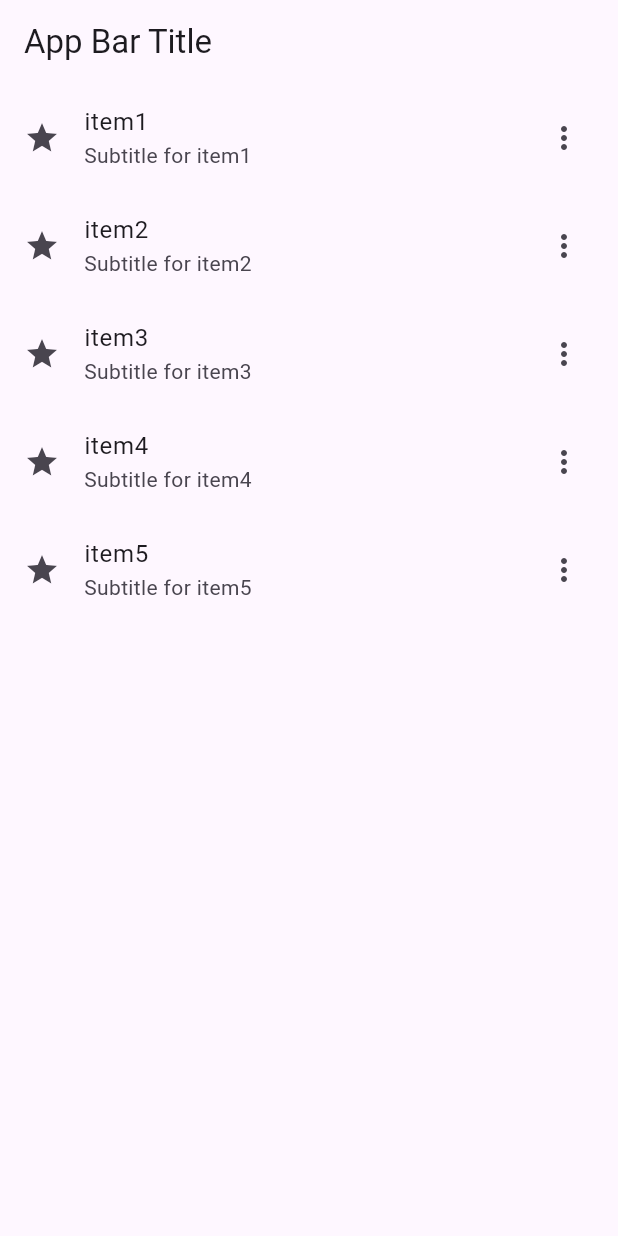
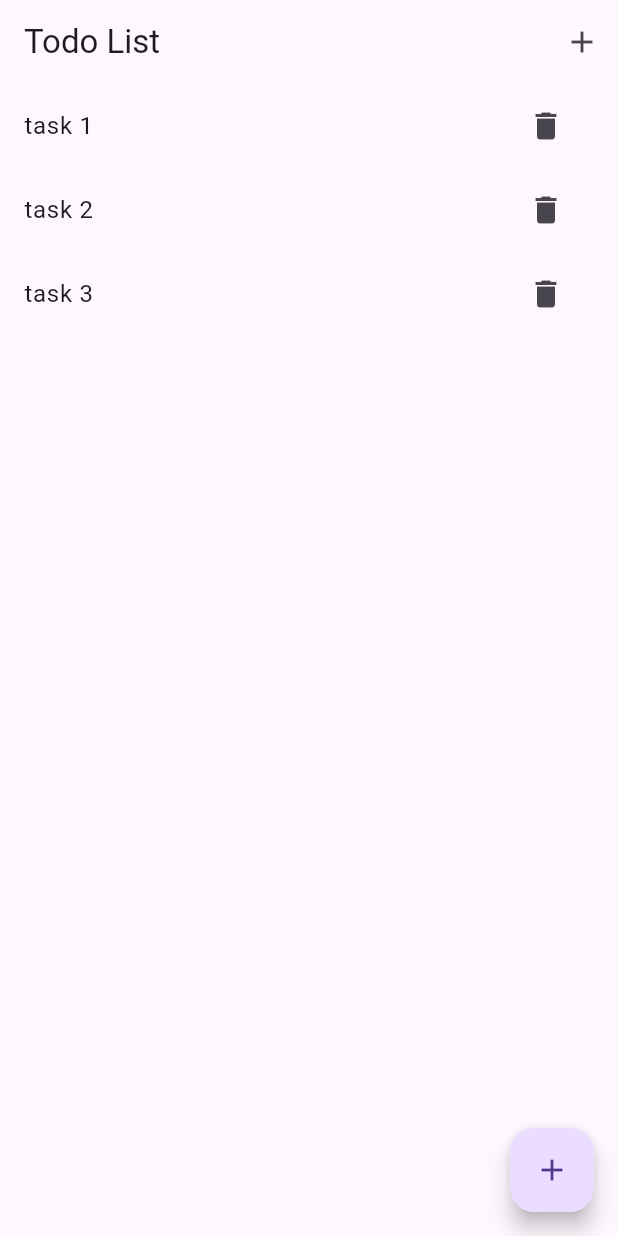
Before and after one commit to joshwaoti/flutter-practice, a Flutter app: the screen it shows after launch, on a phone screen of 412 x 824 dp. Run offline on Flutter 3.47's test engine with Material 3 defaults, Android fonts, the phone set to English and light mode, and no system bars.

Commit message:
functioning to do app

```diff
--- a/lib/main.dart
+++ b/lib/main.dart
@@ -1,32 +1,92 @@
 import 'package:flutter/material.dart';
 
-void main() => runApp(MyApp());
+void main() => runApp(MaterialApp(home: MyHomePage()));
 
-class MyApp extends StatelessWidget {
+class MyHomePage extends StatefulWidget {
+  @override
+  _MyHomePageState createState() => _MyHomePageState();
+}
+
+class _MyHomePageState extends State<MyHomePage> {
+  List<String> _todos = ['task 1', 'task 2', 'task 3'];
+
+  void _addTodo() {
+    showDialog(
+        context: context,
+        builder: (BuildContext context) {
+          String newTodo = '';
+
+          return AlertDialog(
+            title: Text('Add Todo'),
+            content: TextField(
+              onChanged: (value) {
+                newTodo = value;
+              },
+              decoration: InputDecoration(hintText: 'Enter todo'),
+            ),
+            actions: <Widget>[
+              TextButton(
+                child: Text('Cancel'),
+                onPressed: () {
+                  Navigator.of(context).pop();
+                },
+              ),
+              TextButton(
+                child: Text('Add'),
+                onPressed: () {
+                  setState(() {
+                    _todos.add(newTodo);
+                  });
+                  Navigator.of(context).pop();
+                },
+              ),
+            ],
+          );
+        });
+  }
+
   @override
   Widget build(BuildContext context) {
-    final items = ['item1', 'item2', 'item3', 'item4', 'item5'];
-
-    return MaterialApp(
-        title: 'Good app',
-        theme: ThemeData(
-          primarySwatch: Colors.blue,
-        ),
-        home: Scaffold(
-          appBar: AppBar(title: Text('App Bar Title')),
-          body: ListView.builder(
-              itemCount: items.length,
-              itemBuilder: (context, index) {
-                final item = items[index];
-                return ListTile(
-                    title: Text(item),
-                    subtitle: Text('Subtitle for $item'),
-                    leading: Icon(Icons.star),
-                    trailing: Icon(Icons.more_vert),
-                    onTap: () {
-                      print('You just taped on $item');
-                    });
-              }),
-        ));
+    return Scaffold(
+      appBar: AppBar(
+        title: Text('Todo List'),
+        actions: <Widget>[
+          IconButton(
+            icon: Icon(Icons.add),
+            onPressed: _addTodo,
+          ),
+        ],
+      ),
+      body: ListView.builder(
+        itemCount: _todos.length,
+        itemBuilder: (context, index) {
+          return ListTile(
+            title: Text(
+              _todos[index],
+              style: TextStyle(
+                  decoration: _todos[index].startsWith('-')
+                      ? TextDecoration.lineThrough
+                      : null),
+            ),
+            trailing: IconButton(
+              icon: Icon(Icons.delete),
+              onPressed: () {
+                setState(() {
+                  if (_todos[index].startsWith('-')) {
+                    _todos[index] = _todos[index].substring(1);
+                  } else {
+                    _todos[index] = '-${_todos[index]}';
+                  }
+                });
+              },
+            ),
+          );
+        },
+      ),
+      floatingActionButton: FloatingActionButton(
+        onPressed: _addTodo,
+        child: Icon(Icons.add),
+      ),
+    );
   }
 }
```
